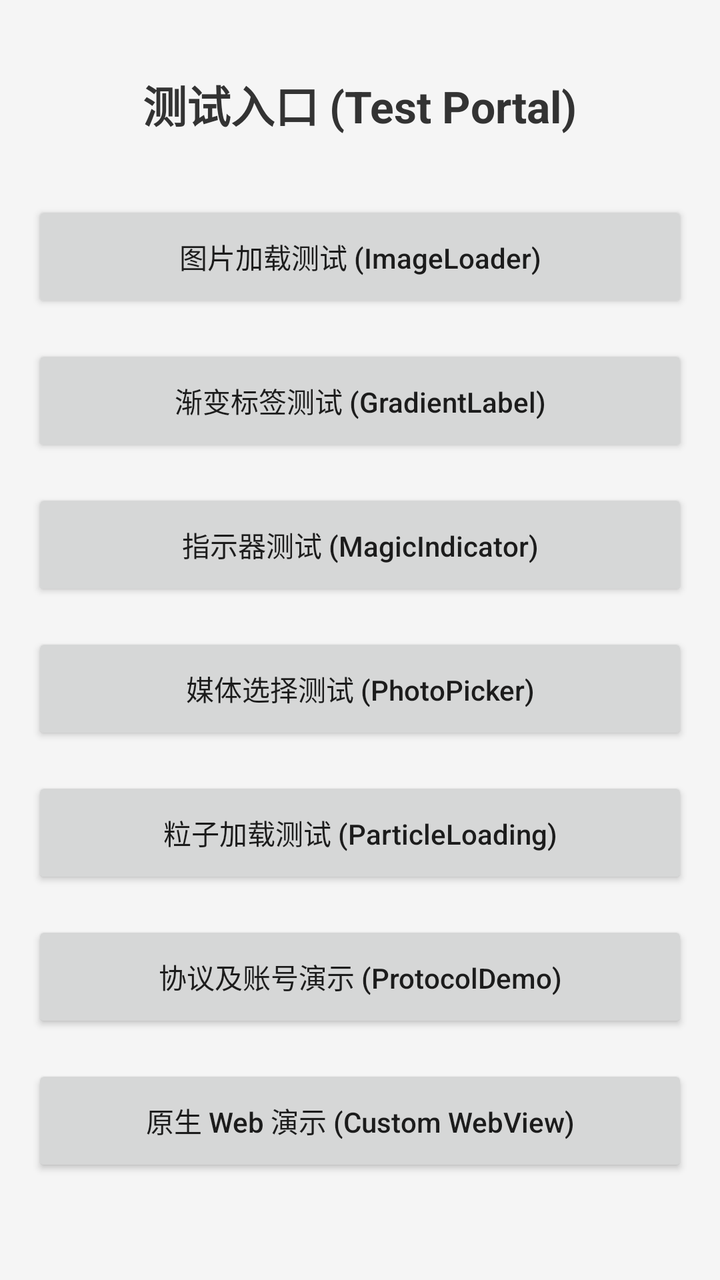
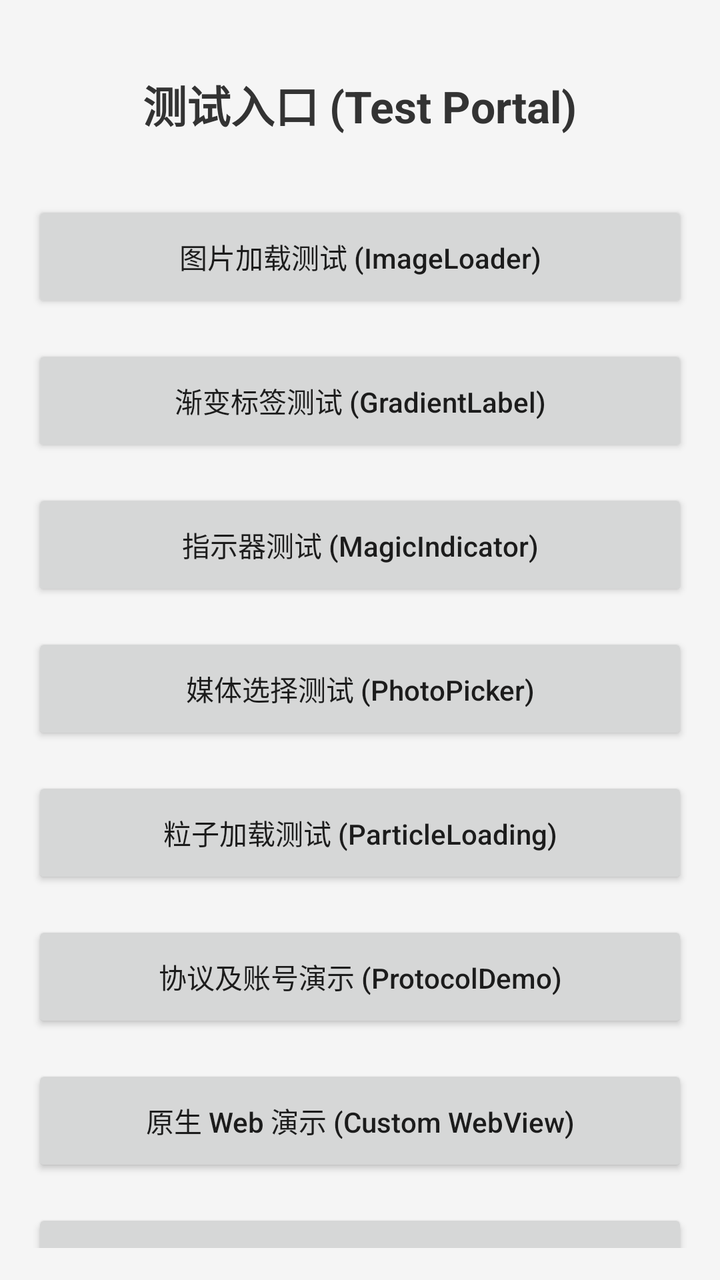

Before-and-after screenshots of an Android layout around one commit, followed by the original layout XML and the change that was made.
<!-- AndroidManifest.xml: another module's application theme Theme.ApplicationArchitecture -->
<!-- res/layout/activity_test.xml -->
<?xml version="1.0" encoding="utf-8"?>
<LinearLayout xmlns:android="http://schemas.android.com/apk/res/android"
    xmlns:app="http://schemas.android.com/apk/res-auto"
    xmlns:tools="http://schemas.android.com/tools"
    android:layout_width="match_parent"
    android:layout_height="match_parent"
    android:background="#F5F5F5"
    android:gravity="center_horizontal"
    android:orientation="vertical"
    android:padding="16dp">

    <TextView
        android:layout_width="wrap_content"
        android:layout_height="wrap_content"
        android:layout_marginBottom="32dp"
        android:layout_marginTop="20dp"
        android:text="测试入口 (Test Portal)"
        android:textColor="#333333"
        android:textSize="22sp"
        android:textStyle="bold" />

    <Button
        android:id="@+id/btn_image_loader"
        android:layout_width="match_parent"
        android:layout_height="56dp"
        android:layout_marginBottom="16dp"
        android:text="图片加载测试 (ImageLoader)"
        android:textAllCaps="false" />

    <Button
        android:id="@+id/btn_gradient_label"
        android:layout_width="match_parent"
        android:layout_height="56dp"
        android:layout_marginBottom="16dp"
        android:text="渐变标签测试 (GradientLabel)"
        android:textAllCaps="false" />

    <Button
        android:id="@+id/btn_magic_indicator"
        android:layout_width="match_parent"
        android:layout_height="56dp"
        android:layout_marginBottom="16dp"
        android:text="指示器测试 (MagicIndicator)"
        android:textAllCaps="false" />

    <Button
        android:id="@+id/btn_photo_picker"
        android:layout_width="match_parent"
        android:layout_height="56dp"
        android:layout_marginBottom="16dp"
        android:text="媒体选择测试 (PhotoPicker)"
        android:textAllCaps="false" />

    <Button
        android:id="@+id/btn_particle_loading"
        android:layout_width="match_parent"
        android:layout_height="56dp"
        android:layout_marginBottom="16dp"
        android:text="粒子加载测试 (ParticleLoading)"
        android:textAllCaps="false" />

    <Button
        android:id="@+id/btn_protocol_demo"
        android:layout_width="match_parent"
        android:layout_height="56dp"
        android:layout_marginBottom="16dp"
        android:text="协议及账号演示 (ProtocolDemo)"
        android:textAllCaps="false" />

    <Button
        android:id="@+id/btn_webview"
        android:layout_width="match_parent"
        android:layout_height="56dp"
        android:layout_marginBottom="16dp"
        android:text="原生 Web 演示 (Custom WebView)"
        android:textAllCaps="false" />

    <TextView
        android:layout_width="wrap_content"
        android:layout_height="wrap_content"
        android:layout_marginTop="20dp"
        android:text="预览效果 (Preview Components)"
        android:textColor="#666666"
        android:textSize="14sp" />

    <com.wkq.ui.widget.GradientShapeLabelView
        android:layout_width="wrap_content"
        android:layout_height="36dp"
        android:layout_marginTop="16dp"
        android:paddingStart="16dp"
        android:paddingEnd="16dp"
        app:label_bg_end_color="#FF80AB"
        app:label_bg_orientation="left_right"
        app:label_bg_radius="18dp"
        app:label_bg_start_color="#FF4081"
        app:label_left_icon="@android:drawable/ic_menu_gallery"
        app:label_text="Gradient Label Sample"
        app:label_text_color="#FFFFFF"
        app:label_text_size="13sp"
        app:label_icon_padding="4dp"
        app:label_icon_size="16dp" />

</LinearLayout>
<!-- resources referenced by this layout -->
<resources>
  <style name="Theme.ApplicationArchitecture" parent="Theme.AppCompat.DayNight.NoActionBar" />
</resources>

<!-- the commit's change to res/layout/activity_test.xml (unified diff, before → after) -->
@@ -75,6 +75,14 @@
         android:text="原生 Web 演示 (Custom WebView)"
         android:textAllCaps="false" />
 
+    <Button
+        android:id="@+id/btn_net_dynamic"
+        android:layout_width="match_parent"
+        android:layout_height="56dp"
+        android:layout_marginBottom="16dp"
+        android:text="动态 BaseUrl 演示 (Net Dynamic)"
+        android:textAllCaps="false" />
+
     <TextView
         android:layout_width="wrap_content"
         android:layout_height="wrap_content"
